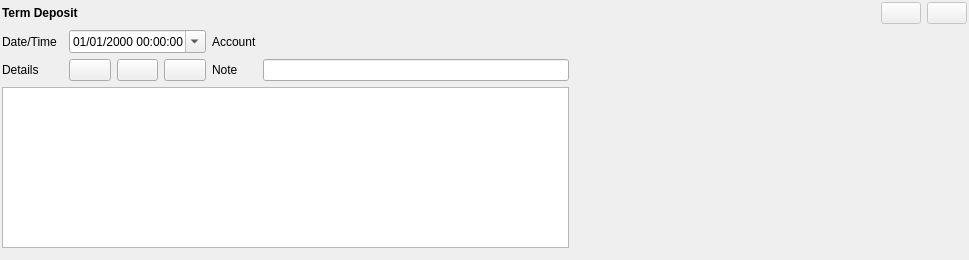
Qt form jal/ui/widgets/term_deposit_operation.ui (titov-vv/jal) before a commit.
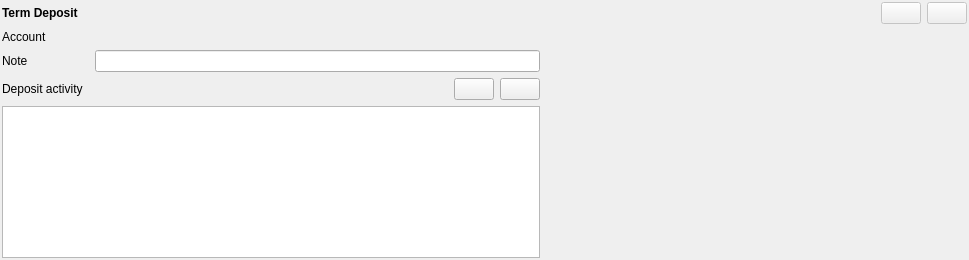
The same form after that commit. Custom widgets are drawn as their Qt base class.

Commit message: TermDepositWidget class and Ui_TermDepositOperation widget were implemented to display enter and edit term deposit operation. Helper function now_ts() was added to have current timestamp available.

Diff of the .ui file:
```diff
--- a/jal/ui/widgets/term_deposit_operation.ui
+++ b/jal/ui/widgets/term_deposit_operation.ui
@@ -26,118 +26,13 @@
    <property name="bottomMargin">
     <number>2</number>
    </property>
-   <item row="0" column="8">
-    <widget class="QPushButton" name="commit_button">
-     <property name="enabled">
-      <bool>false</bool>
-     </property>
-     <property name="toolTip">
-      <string>Commit changes</string>
-     </property>
-     <property name="text">
-      <string/>
-     </property>
-    </widget>
-   </item>
-   <item row="4" column="0" colspan="7">
-    <widget class="TableViewWithFooter" name="actions_table">
-     <property name="alternatingRowColors">
-      <bool>true</bool>
-     </property>
-     <attribute name="verticalHeaderVisible">
-      <bool>false</bool>
-     </attribute>
-     <attribute name="verticalHeaderMinimumSectionSize">
-      <number>20</number>
-     </attribute>
-     <attribute name="verticalHeaderDefaultSectionSize">
-      <number>20</number>
-     </attribute>
-    </widget>
-   </item>
-   <item row="5" column="0">
-    <spacer name="vertical_spacer">
-     <property name="orientation">
-      <enum>Qt::Vertical</enum>
-     </property>
-     <property name="sizeHint" stdset="0">
-      <size>
-       <width>20</width>
-       <height>40</height>
-      </size>
-     </property>
-    </spacer>
-   </item>
-   <item row="3" column="3">
-    <widget class="QPushButton" name="copy_button">
-     <property name="toolTip">
-      <string>Copy detail</string>
-     </property>
-     <property name="text">
-      <string/>
-     </property>
-    </widget>
-   </item>
-   <item row="0" column="9">
-    <widget class="QPushButton" name="revert_button">
-     <property name="enabled">
-      <bool>false</bool>
-     </property>
-     <property name="acceptDrops">
-      <bool>false</bool>
-     </property>
-     <property name="toolTip">
-      <string>Cancel changes</string>
-     </property>
-     <property name="text">
-      <string/>
-     </property>
-    </widget>
-   </item>
-   <item row="3" column="5">
+   <item row="3" column="0">
     <widget class="QLabel" name="note_label">
      <property name="text">
       <string>Note</string>
      </property>
     </widget>
    </item>
-   <item row="2" column="0">
-    <widget class="QLabel" name="date_label">
-     <property name="text">
-      <string>Date/Time</string>
-     </property>
-    </widget>
-   </item>
-   <item row="2" column="6">
-    <widget class="AccountSelector" name="account_widget" native="true"/>
-   </item>
-   <item row="3" column="0">
-    <widget class="QLabel" name="details_label">
-     <property name="text">
-      <string>Details</string>
-     </property>
-    </widget>
-   </item>
-   <item row="3" column="6">
-    <widget class="QLineEdit" name="note"/>
-   </item>
-   <item row="3" column="4">
-    <widget class="QPushButton" name="del_button">
-     <property name="toolTip">
-      <string>Remove detail</string>
-     </property>
-     <property name="text">
-      <string/>
-     </property>
-    </widget>
-   </item>
-   <item row="2" column="5">
-    <widget class="QLabel" name="account_label">
-     <property name="text">
-      <string>Account</string>
-     </property>
-    </widget>
-   </item>
    <item row="0" column="0" colspan="3">
     <widget class="QLabel" name="main_label">
      <property name="font">
@@ -150,7 +45,36 @@
      </property>
     </widget>
    </item>
-   <item row="2" column="7">
+   <item row="6" column="0">
+    <spacer name="vertical_spacer">
+     <property name="orientation">
+      <enum>Qt::Vertical</enum>
+     </property>
+     <property name="sizeHint" stdset="0">
+      <size>
+       <width>20</width>
+       <height>40</height>
+      </size>
+     </property>
+    </spacer>
+   </item>
+   <item row="0" column="11">
+    <widget class="QPushButton" name="revert_button">
+     <property name="enabled">
+      <bool>false</bool>
+     </property>
+     <property name="acceptDrops">
+      <bool>false</bool>
+     </property>
+     <property name="toolTip">
+      <string>Cancel changes</string>
+     </property>
+     <property name="text">
+      <string/>
+     </property>
+    </widget>
+   </item>
+   <item row="3" column="8">
     <spacer name="horizontalSpacer">
      <property name="orientation">
       <enum>Qt::Horizontal</enum>
@@ -163,7 +87,60 @@
      </property>
     </spacer>
    </item>
-   <item row="3" column="2">
+   <item row="4" column="7">
+    <widget class="QPushButton" name="del_button">
+     <property name="toolTip">
+      <string>Remove activity</string>
+     </property>
+     <property name="text">
+      <string/>
+     </property>
+    </widget>
+   </item>
+   <item row="5" column="0" colspan="8">
+    <widget class="TableViewWithFooter" name="actions_table">
+     <property name="alternatingRowColors">
+      <bool>true</bool>
+     </property>
+     <attribute name="verticalHeaderVisible">
+      <bool>false</bool>
+     </attribute>
+     <attribute name="verticalHeaderMinimumSectionSize">
+      <number>20</number>
+     </attribute>
+     <attribute name="verticalHeaderDefaultSectionSize">
+      <number>20</number>
+     </attribute>
+    </widget>
+   </item>
+   <item row="4" column="0">
+    <widget class="QLabel" name="details_label">
+     <property name="text">
+      <string>Deposit activity</string>
+     </property>
+    </widget>
+   </item>
+   <item row="2" column="0">
+    <widget class="QLabel" name="account_label">
+     <property name="text">
+      <string>Account</string>
+     </property>
+    </widget>
+   </item>
+   <item row="0" column="10">
+    <widget class="QPushButton" name="commit_button">
+     <property name="enabled">
+      <bool>false</bool>
+     </property>
+     <property name="toolTip">
+      <string>Commit changes</string>
+     </property>
+     <property name="text">
+      <string/>
+     </property>
+    </widget>
+   </item>
+   <item row="4" column="6">
     <widget class="QPushButton" name="add_button">
      <property name="toolTip">
       <string>Add detail</string>
@@ -173,18 +150,24 @@
      </property>
     </widget>
    </item>
+   <item row="4" column="5">
+    <spacer name="horizontalSpacer_2">
+     <property name="orientation">
+      <enum>Qt::Horizontal</enum>
+     </property>
+     <property name="sizeHint" stdset="0">
+      <size>
+       <width>40</width>
+       <height>20</height>
+      </size>
+     </property>
+    </spacer>
+   </item>
+   <item row="3" column="2" colspan="6">
+    <widget class="QLineEdit" name="note"/>
+   </item>
    <item row="2" column="2" colspan="3">
-    <widget class="QDateTimeEdit" name="timestamp_editor">
-     <property name="displayFormat">
-      <string>dd/MM/yyyy hh:mm:ss</string>
-     </property>
-     <property name="calendarPopup">
-      <bool>true</bool>
-     </property>
-     <property name="timeSpec">
-      <enum>Qt::UTC</enum>
-     </property>
-    </widget>
+    <widget class="AccountSelector" name="account_widget" native="true"/>
    </item>
   </layout>
  </widget>
```
Left out of the diff: 2 changed lines with no effect on the pictures. The commit also changes 12 other files.
